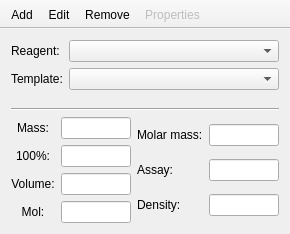
First picture: the form in mainwindow.ui, repository FrankMamuda/fumingcube, before the edit.
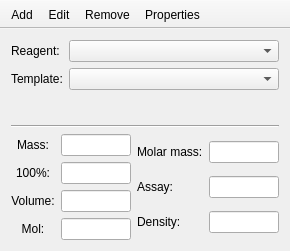
Second picture: the form after the edit. Icons and pictures are not drawn. Custom widgets are drawn as their Qt base class.

```diff
--- a/mainwindow.ui
+++ b/mainwindow.ui
@@ -7,7 +7,7 @@
     <x>0</x>
     <y>0</y>
     <width>290</width>
-    <height>234</height>
+    <height>251</height>
    </rect>
   </property>
   <property name="windowTitle">
@@ -213,8 +213,9 @@
    </property>
   </action>
   <action name="actionProperties">
-   <property name="enabled">
-    <bool>false</bool>
+   <property name="icon">
+    <iconset resource="resources.qrc">
+     <normaloff>:/icons/reagent_properties</normaloff>:/icons/reagent_properties</iconset>
    </property>
    <property name="text">
     <string>Properties</string>
```
